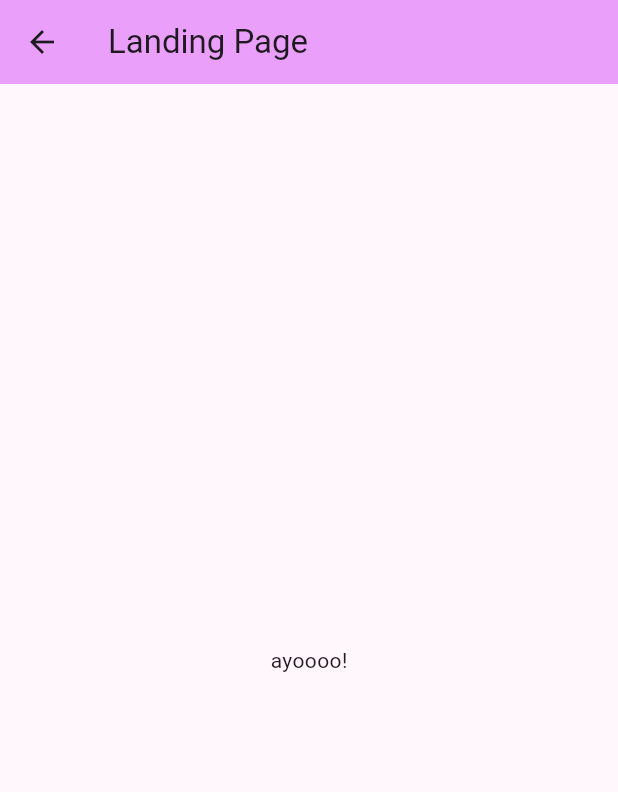
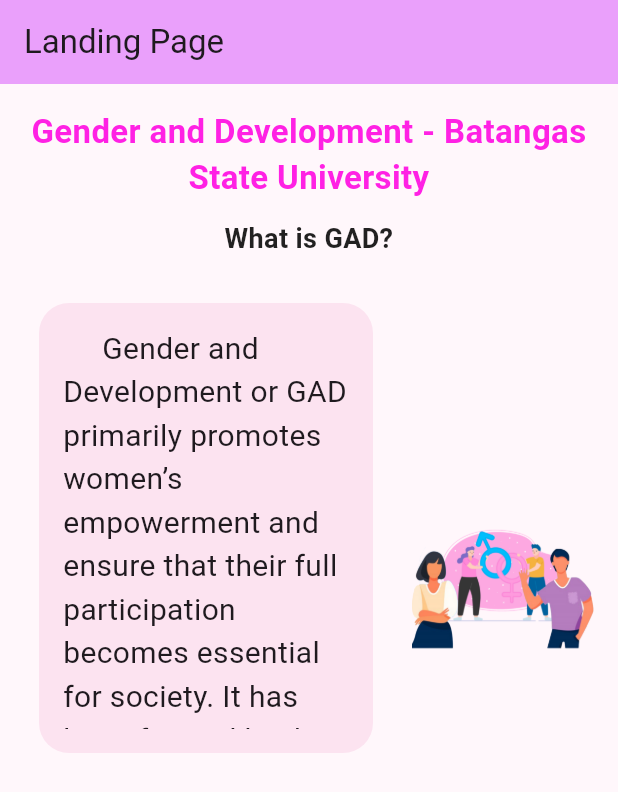
Before and after one commit to Nitsuguaaa/pocket_gad, a Flutter app: the LandingPage screen opened directly, on a phone screen of 412 x 824 dp. Shown: the top 792 px of the screen. Run offline on Flutter 3.47's test engine with Material 3 defaults, Android fonts, the phone set to English and light mode, and no system bars.

Commit message:
Major changes:     - progress on landing_page.dart Minor changes:     - updated pubspec.yaml     - added fonts

```diff
--- a/lib/main.dart
+++ b/lib/main.dart
@@ -22,7 +22,7 @@
           backgroundColor: Color.fromARGB(255, 234, 160, 251)
         )
       ),
-      home: const ControlPanel(), // start here
+      home: const LandingPage(), // start here
       /*routes: {
         '/about': (context) => const AboutMePage(),
         '/contact': (context) => const ContactPage(),
--- a/lib/screens/landing_page.dart
+++ b/lib/screens/landing_page.dart
@@ -8,19 +8,93 @@
 }
 
 class _LandingPageState extends State<LandingPage> {
+  // bgColor static
+  static const Color bgColor = Color.fromRGBO(250, 214, 233, 0.6);
+
   Widget _buildLandingPage() {
   return Container(
     margin: const EdgeInsets.all(10.0),
-      child: const Text("ayoooo!"),
+    height: 300.0,
+    decoration: BoxDecoration(
+      color: bgColor,
+      borderRadius: BorderRadius.circular(20),
+    ),
+    child: const Padding(
+      padding: EdgeInsets.all(16.0),
+      child: Text(
+        "     Gender and Development or GAD primarily promotes women’s empowerment and ensure that their full participation becomes essential for society. It has been formed by the government to respond to the gender imbalances and inequalities existing in the country. GAD works to eradicate gender biases to fully release the potential of women so they can perform active roles in the development process. Overall, GAD is not only about women and their rights but also about men and women in sharing benefits and responsibilities.",
+        style: TextStyle(
+          fontFamily: 'FlexSlider',
+          fontSize: 20,
+          fontWeight: FontWeight.normal,
+        ),
+        softWrap: true,
+      ),
+    ),
   );
 }
 
 @override
 Widget build(BuildContext context) {
   return Scaffold(
-      appBar: AppBar(title: const Text("Landing Page")),
-      body: Center(
+    appBar: AppBar(
+      title: const Text("Landing Page"),
+      backgroundColor: Theme.of(context).appBarTheme.backgroundColor,
+    ),
+    body: SingleChildScrollView(
+      padding: const EdgeInsets.all(16.0),
+      child: Center(
+        child: Column(
+          mainAxisSize: MainAxisSize.min,
+          children: [
+            const Text(
+              "Gender and Development - Batangas State University",
+              style: TextStyle(
+                fontSize: 22,
+                fontWeight: FontWeight.bold,
+                color: Color.fromARGB(221, 255, 0, 225),
+              ),
+              textAlign: TextAlign.center,
+            ),
+            const SizedBox(height: 12),
+            const Text(
+              "What is GAD?",
+              style: TextStyle(
+                fontSize: 18,
+                fontWeight: FontWeight.bold,
+                color: Colors.black87,
+              ),
+              textAlign: TextAlign.center,
+            ),
+            const SizedBox(height: 20),
+
+            Row(
+              mainAxisAlignment: MainAxisAlignment.center,
+              crossAxisAlignment: CrossAxisAlignment.start,
+              children: [
+                // Text container (left)
+                Flexible(
+                  flex: 2,
                   child: _buildLandingPage(),
+                ),
+
+                const SizedBox(width: 16),
+
+                // Image (right)
+                Flexible(
+                  flex: 1,
+                  child: Image.asset(
+                    'assets/photos/slider-dec.png',
+                    width: 400,
+                    height: 400,
+                    fit: BoxFit.contain,
+                  ),
+                ),
+              ],
+            ),
+          ],
+        ),
+      ),
     ),
   );
   }
```
Also changed, not shown: pubspec.yaml (+19 -0 lines), assets/fonts/Bosstony.ttf (added). Lines whose indentation alone changed are shown as unchanged.
